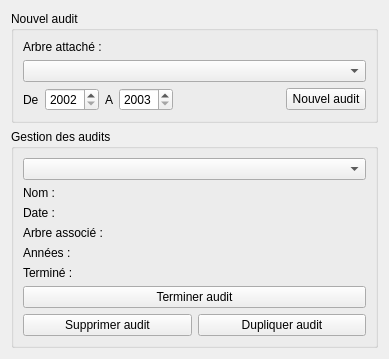
First picture: the form in formmanageaudits.ui, repository GiPiLab/ProtonClassicSuite, before the edit.
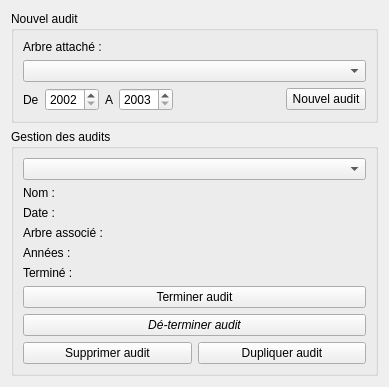
Second picture: the form after the edit.

Commit message:
Modify audit model to allow programmatically update of nodes
	- test this with a button to fill audit with random datas
	- add the ability to unfinish an audit
	- permit to clear audit data

```diff
--- a/formmanageaudits.ui
+++ b/formmanageaudits.ui
@@ -105,9 +105,6 @@
       <string>Gestion des audits</string>
      </property>
      <layout class="QGridLayout" name="gridLayout_2">
-      <item row="0" column="0" colspan="2">
-       <widget class="QComboBox" name="comboListOfAudits"/>
-      </item>
       <item row="1" column="0" colspan="2">
        <layout class="QFormLayout" name="formLayout">
         <property name="fieldGrowthPolicy">
@@ -206,14 +203,17 @@
         </item>
        </layout>
       </item>
-      <item row="3" column="0">
+      <item row="4" column="0">
        <widget class="QPushButton" name="deleteAuditButton">
         <property name="text">
          <string>Supprimer audit</string>
         </property>
        </widget>
       </item>
-      <item row="3" column="1">
+      <item row="0" column="0" colspan="2">
+       <widget class="QComboBox" name="comboListOfAudits"/>
+      </item>
+      <item row="4" column="1">
        <widget class="QPushButton" name="cloneAuditButton">
         <property name="text">
          <string>Dupliquer audit</string>
@@ -227,6 +227,18 @@
         </property>
        </widget>
       </item>
+      <item row="3" column="0" colspan="2">
+       <widget class="QPushButton" name="unFinishAuditButton">
+        <property name="font">
+         <font>
+          <italic>true</italic>
+         </font>
+        </property>
+        <property name="text">
+         <string>Dé-terminer audit</string>
+        </property>
+       </widget>
+      </item>
      </layout>
     </widget>
    </item>
```
The commit also changes 12 other files.
